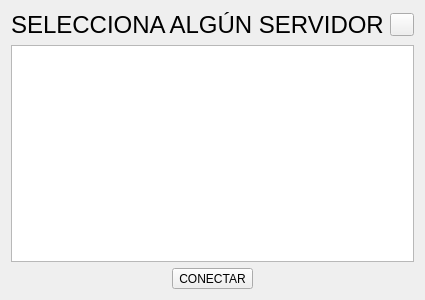
Above: interfaz_cliente.ui from kevteg/blackjack before the change. Below: the same form after it.
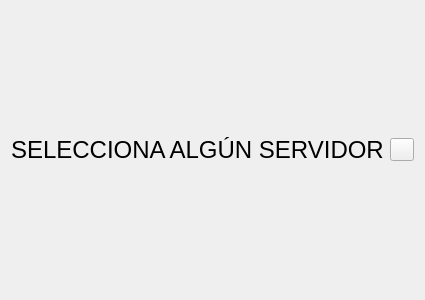
That is the form after the change.

Commit message: Mejoras en la interfaz del cliente cuando muestra servidores Manejo de tiempos de conexión del servidor y el cliente

Patch:
```diff
--- a/interfaz_cliente.ui
+++ b/interfaz_cliente.ui
@@ -63,54 +63,7 @@
       </layout>
      </item>
      <item>
-      <widget class="QListWidget" name="lista_servidores">
-       <property name="font">
-        <font>
-         <family>Ubuntu</family>
-         <pointsize>14</pointsize>
-        </font>
-       </property>
-      </widget>
-     </item>
-     <item>
-      <layout class="QHBoxLayout" name="horizontalLayout_6">
-       <item>
-        <spacer name="horizontalSpacer_2">
-         <property name="orientation">
-          <enum>Qt::Horizontal</enum>
-         </property>
-         <property name="sizeHint" stdset="0">
-          <size>
-           <width>40</width>
-           <height>20</height>
-          </size>
-         </property>
-        </spacer>
-       </item>
-       <item>
-        <widget class="QToolButton" name="conectar_servidor">
-         <property name="statusTip">
-          <string>Conectar al servidor seleccionado</string>
-         </property>
-         <property name="text">
-          <string>CONECTAR</string>
-         </property>
-        </widget>
-       </item>
-       <item>
-        <spacer name="horizontalSpacer_3">
-         <property name="orientation">
-          <enum>Qt::Horizontal</enum>
-         </property>
-         <property name="sizeHint" stdset="0">
-          <size>
-           <width>40</width>
-           <height>20</height>
-          </size>
-         </property>
-        </spacer>
-       </item>
-      </layout>
+      <layout class="QVBoxLayout" name="serversLayout"/>
      </item>
     </layout>
    </item>
```
The commit also changes 13 other files.
